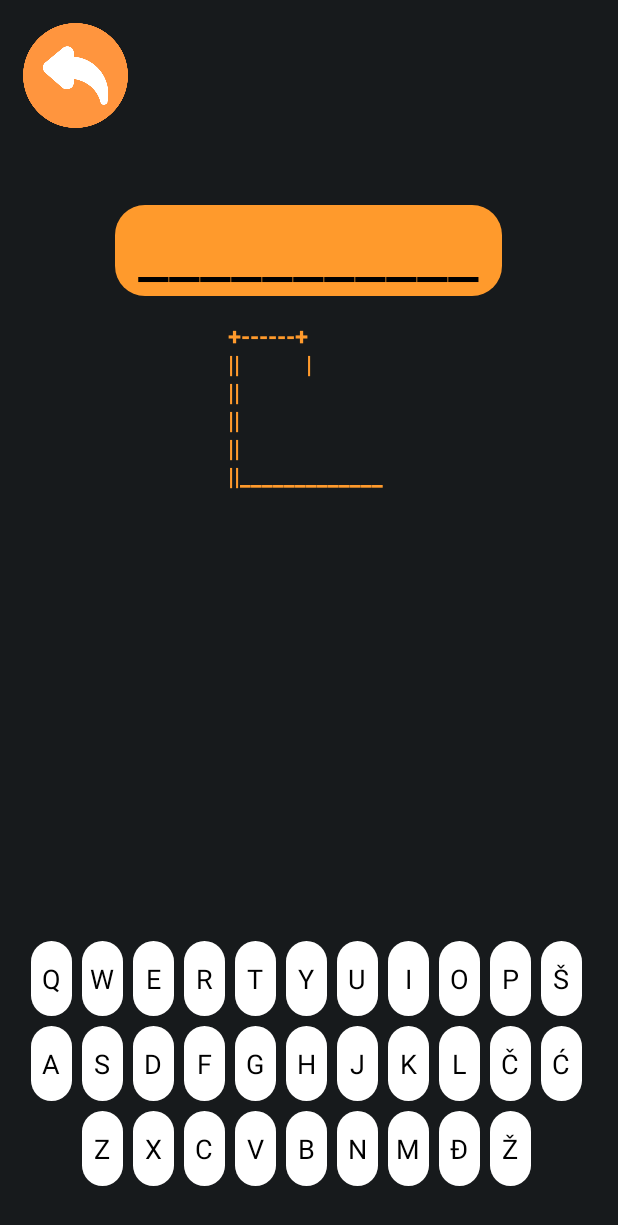
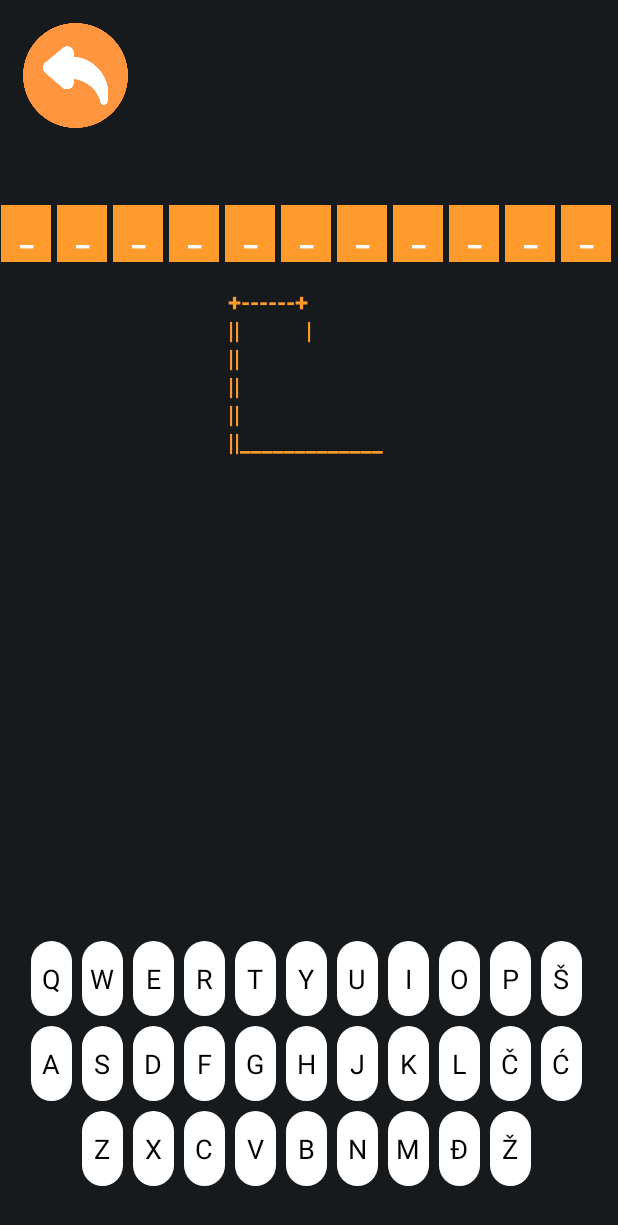
Before and after one commit to jovandeka/Hangman-game-Android, an Android app: the MainActivity screen opened directly, with no data from a screen before it, on a phone screen of 412 x 824 dp. Shown: the top 1225 px of the screen. Run offline under Robolectric (Android 15) with nearby library versions, the phone set to English and light mode, and no system bars.

Commit message:
linear layout for word

```diff
--- a/app/src/main/java/com/example/vesanje/MainActivity.java
+++ b/app/src/main/java/com/example/vesanje/MainActivity.java
@@ -2,12 +2,16 @@ package com.example.vesanje;
 
 import android.animation.ObjectAnimator;
 import android.content.Intent;
+import android.graphics.Color;
+import android.graphics.Typeface;
 import android.os.Bundle;
 import android.os.Handler;
+import android.view.Gravity;
 import android.view.View;
 import android.widget.Button;
 import android.widget.GridLayout;
 import android.widget.ImageView;
+import android.widget.LinearLayout;
 import android.widget.TextView;
 import android.widget.Toast;
 
@@ -36,7 +40,6 @@ public class MainActivity extends AppCompatActivity {
         super.onCreate(savedInstanceState);
         setContentView(R.layout.activity_main);
 
-        wordTextView = findViewById(R.id.wordTextView);
         EndTextView = findViewById(R.id.EndTextView);
         EndWordTextView = findViewById(R.id.EndWordTextView);
         guessesTextView = findViewById(R.id.guessesTextView);
@@ -151,7 +154,38 @@ public class MainActivity extends AppCompatActivity {
     }
 
     private void updateWordDisplay() {
-        wordTextView.setText(displayWord.toString());
+        LinearLayout lettersLinearLayout = findViewById(R.id.lettersLinearLayout);
+        lettersLinearLayout.removeAllViews(); // Clear existing letters
+
+        for (int i = 0; i < displayWord.length(); i++) {
+            char letter = displayWord.charAt(i);
+            if (letter != ' ') {
+                TextView letterTextView = createLetterTextView(letter);
+                lettersLinearLayout.addView(letterTextView);
+            } else {
+                TextView spaceTextView = createLetterTextView(' ');
+                lettersLinearLayout.addView(spaceTextView);
+            }
+        }
+    }
+
+    private TextView createLetterTextView(char letter) {
+        TextView letterTextView = new TextView(this);
+        letterTextView.setText(String.valueOf(letter));
+        LinearLayout.LayoutParams layoutParams = new LinearLayout.LayoutParams(
+                50,
+                LinearLayout.LayoutParams.WRAP_CONTENT
+        );
+        layoutParams.setMargins(0, 0, 6, 0);
+
+        letterTextView.setLayoutParams(layoutParams);
+        letterTextView.setTextColor(getResources().getColor(R.color.white));
+        letterTextView.setBackgroundColor(getResources().getColor(R.color.orange));
+        letterTextView.setPadding(8, 8, 8, 8);
+        letterTextView.setTextSize(20);
+        letterTextView.setTypeface(null, Typeface.BOLD);
+        letterTextView.setGravity(Gravity.CENTER);
+        return letterTextView;
     }
 
     private void checkGameStatus() {
--- a/app/src/main/res/layout/activity_main.xml
+++ b/app/src/main/res/layout/activity_main.xml
@@ -27,6 +27,28 @@
         android:layout_marginTop="100dp"
         android:textSize="15sp" />
 
+    <LinearLayout
+        android:id="@+id/lettersLinearLayout"
+        android:layout_width="wrap_content"
+        android:layout_height="wrap_content"
+        android:orientation="horizontal"
+        android:layout_centerHorizontal="true"
+        android:layout_below="@id/categoryTextView"
+        android:layout_marginTop="15dp"
+        android:gravity="center">
+
+        <TextView xmlns:android="http://schemas.android.com/apk/res/android"
+            android:id="@+id/letterTextView"
+            android:layout_width="wrap_content"
+            android:layout_height="wrap_content"
+            android:background="@color/orange"
+            android:padding="8dp"
+            android:textSize="20sp"
+            android:textColor="@color/orange"
+            android:textStyle="bold"
+            android:layout_margin="4dp"/>
+    </LinearLayout>
+    <!--
     <TextView
         android:id="@+id/wordTextView"
         android:layout_width="wrap_content"
@@ -40,14 +62,14 @@
         android:textSize="45sp"
         android:text="_ _ _ _ _"
         style="@style/WordButton"/>
-
+    -->
     <TextView
         android:id="@+id/guessesTextView"
         android:layout_width="wrap_content"
         android:layout_height="wrap_content"
         android:textColor="@color/orange"
         android:textStyle="bold"
-        android:layout_below="@id/wordTextView"
+        android:layout_below="@id/lettersLinearLayout"
         android:layout_centerHorizontal="true"
         android:layout_marginTop="15dp"
         android:textSize="16sp"
```
